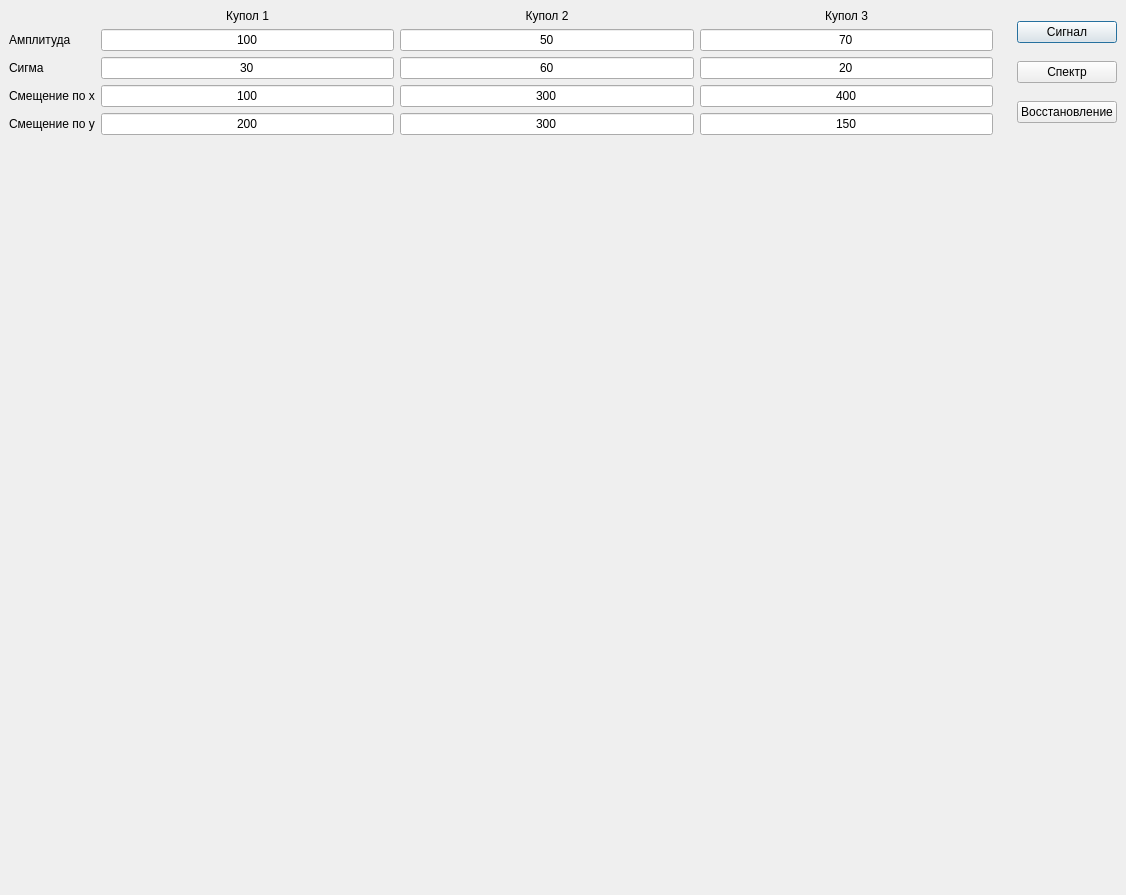
AkulinaLyudmila/Denoise_2D, file gui.ui: the form before one commit.
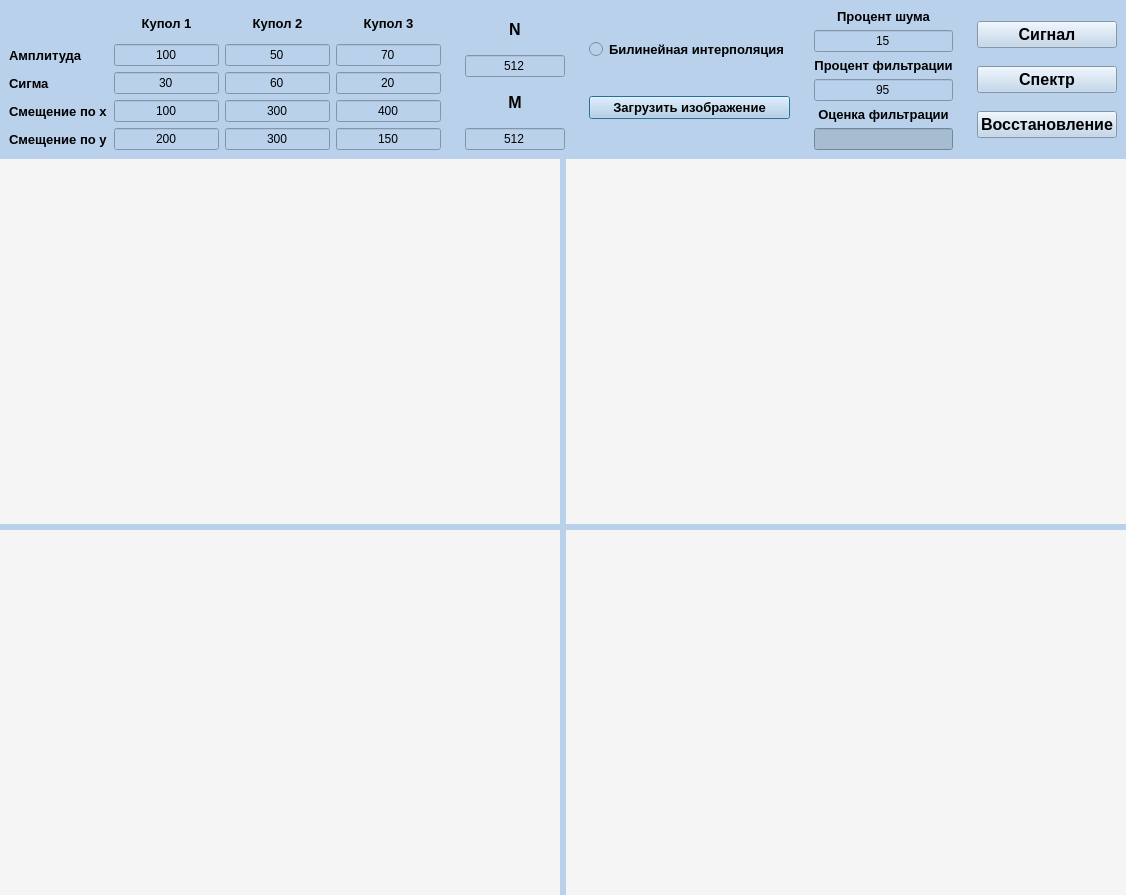
The form after the commit.

Commit message: Add_radioButtons, add_image_to_grayscale, change_design

The edit to the form file:
```diff
--- a/gui.ui
+++ b/gui.ui
@@ -1,7 +1,10 @@
 <?xml version="1.0" encoding="UTF-8"?>
 <ui version="4.0">
- <class>Dialog</class>
- <widget class="QDialog" name="Dialog">
+ <class>Dialog_Image_Denoise</class>
+ <widget class="QDialog" name="Dialog_Image_Denoise">
+  <property name="windowModality">
+   <enum>Qt::NonModal</enum>
+  </property>
   <property name="geometry">
    <rect>
     <x>0</x>
@@ -11,7 +14,7 @@
    </rect>
   </property>
   <property name="windowTitle">
-   <string>Dialog</string>
+   <string>Image_Denoise</string>
   </property>
   <layout class="QVBoxLayout" name="verticalLayout">
    <property name="spacing">
@@ -61,6 +64,9 @@
           <height>140</height>
          </size>
         </property>
+        <property name="styleSheet">
+         <string notr="true">background-color: rgb(185, 209, 234);</string>
+        </property>
         <layout class="QHBoxLayout" name="horizontalLayout">
          <property name="leftMargin">
           <number>0</number>
@@ -77,33 +83,60 @@
          <item>
           <widget class="QWidget" name="widget_dome_parameters" native="true">
            <layout class="QGridLayout" name="gridLayout_2">
+            <item row="4" column="3">
+             <widget class="QLineEdit" name="lineEdit_dome_bias_y_3">
+              <property name="text">
+               <string>150</string>
+              </property>
+              <property name="alignment">
+               <set>Qt::AlignCenter</set>
+              </property>
+             </widget>
+            </item>
+            <item row="2" column="3">
+             <widget class="QLineEdit" name="lineEdit_dome_sigma_3">
+              <property name="text">
+               <string>20</string>
+              </property>
+              <property name="alignment">
+               <set>Qt::AlignCenter</set>
+              </property>
+             </widget>
+            </item>
+            <item row="3" column="3">
+             <widget class="QLineEdit" name="lineEdit_dome_bias_x_3">
+              <property name="text">
+               <string>400</string>
+              </property>
+              <property name="alignment">
+               <set>Qt::AlignCenter</set>
+              </property>
+             </widget>
+            </item>
+            <item row="1" column="1">
+             <widget class="QLineEdit" name="lineEdit_dome_amplitude_1">
+              <property name="text">
+               <string>100</string>
+              </property>
+              <property name="alignment">
+               <set>Qt::AlignCenter</set>
+              </property>
+             </widget>
+            </item>
             <item row="2" column="0">
              <widget class="QLabel" name="label_text_sigma">
+              <property name="font">
+               <font>
+                <pointsize>10</pointsize>
+                <weight>75</weight>
+                <bold>true</bold>
+               </font>
+              </property>
               <property name="text">
                <string>Сигма</string>
               </property>
              </widget>
             </item>
-            <item row="1" column="2">
-             <widget class="QLineEdit" name="lineEdit_dome_amplitude_2">
-              <property name="text">
-               <string>50</string>
-              </property>
-              <property name="alignment">
-               <set>Qt::AlignCenter</set>
-              </property>
-             </widget>
-            </item>
-            <item row="2" column="2">
-             <widget class="QLineEdit" name="lineEdit_dome_sigma_2">
-              <property name="text">
-               <string>60</string>
-              </property>
-              <property name="alignment">
-               <set>Qt::AlignCenter</set>
-              </property>
-             </widget>
-            </item>
             <item row="3" column="2">
              <widget class="QLineEdit" name="lineEdit_dome_bias_x_2">
               <property name="text">
@@ -134,15 +167,35 @@
               </property>
              </widget>
             </item>
-            <item row="3" column="0">
-             <widget class="QLabel" name="label_text_bias_x">
+            <item row="2" column="2">
+             <widget class="QLineEdit" name="lineEdit_dome_sigma_2">
               <property name="text">
-               <string>Смещение по x</string>
+               <string>60</string>
+              </property>
+              <property name="alignment">
+               <set>Qt::AlignCenter</set>
+              </property>
+             </widget>
+            </item>
+            <item row="1" column="2">
+             <widget class="QLineEdit" name="lineEdit_dome_amplitude_2">
+              <property name="text">
+               <string>50</string>
+              </property>
+              <property name="alignment">
+               <set>Qt::AlignCenter</set>
               </property>
              </widget>
             </item>
             <item row="1" column="0">
              <widget class="QLabel" name="label_text_amplitude">
+              <property name="font">
+               <font>
+                <pointsize>10</pointsize>
+                <weight>75</weight>
+                <bold>true</bold>
+               </font>
+              </property>
               <property name="text">
                <string>Амплитуда</string>
               </property>
@@ -168,8 +221,29 @@
               </property>
              </widget>
             </item>
+            <item row="3" column="0">
+             <widget class="QLabel" name="label_text_bias_x">
+              <property name="font">
+               <font>
+                <pointsize>10</pointsize>
+                <weight>75</weight>
+                <bold>true</bold>
+               </font>
+              </property>
+              <property name="text">
+               <string>Смещение по x</string>
+              </property>
+             </widget>
+            </item>
             <item row="0" column="2">
              <widget class="QLabel" name="label_text_dome_2">
+              <property name="font">
+               <font>
+                <pointsize>10</pointsize>
+                <weight>75</weight>
+                <bold>true</bold>
+               </font>
+              </property>
               <property name="text">
                <string>Купол 2</string>
               </property>
@@ -178,8 +252,32 @@
               </property>
              </widget>
             </item>
+            <item row="0" column="3">
+             <widget class="QLabel" name="label_text_dome_3">
+              <property name="font">
+               <font>
+                <pointsize>10</pointsize>
+                <weight>75</weight>
+                <bold>true</bold>
+               </font>
+              </property>
+              <property name="text">
+               <string>Купол 3</string>
+              </property>
+              <property name="alignment">
+               <set>Qt::AlignCenter</set>
+              </property>
+             </widget>
+            </item>
             <item row="0" column="1">
              <widget class="QLabel" name="label_text_dome_1">
+              <property name="font">
+               <font>
+                <pointsize>10</pointsize>
+                <weight>75</weight>
+                <bold>true</bold>
+               </font>
+              </property>
               <property name="text">
                <string>Купол 1</string>
               </property>
@@ -190,21 +288,18 @@
             </item>
             <item row="4" column="0">
              <widget class="QLabel" name="label_text_bias_y">
+              <property name="font">
+               <font>
+                <pointsize>10</pointsize>
+                <weight>75</weight>
+                <bold>true</bold>
+               </font>
+              </property>
               <property name="text">
                <string>Смещение по y</string>
               </property>
              </widget>
             </item>
-            <item row="0" column="3">
-             <widget class="QLabel" name="label_text_dome_3">
-              <property name="text">
-               <string>Купол 3</string>
-              </property>
-              <property name="alignment">
-               <set>Qt::AlignCenter</set>
-              </property>
-             </widget>
-            </item>
             <item row="1" column="3">
              <widget class="QLineEdit" name="lineEdit_dome_amplitude_3">
               <property name="text">
@@ -215,40 +310,60 @@
               </property>
              </widget>
             </item>
-            <item row="2" column="3">
-             <widget class="QLineEdit" name="lineEdit_dome_sigma_3">
+           </layout>
+          </widget>
+         </item>
+         <item>
+          <widget class="QWidget" name="widget" native="true">
+           <layout class="QVBoxLayout" name="verticalLayout_3">
+            <item>
+             <widget class="QLabel" name="label_text_n">
+              <property name="font">
+               <font>
+                <pointsize>12</pointsize>
+                <weight>75</weight>
+                <bold>true</bold>
+               </font>
+              </property>
               <property name="text">
-               <string>20</string>
+               <string>N</string>
               </property>
               <property name="alignment">
                <set>Qt::AlignCenter</set>
               </property>
              </widget>
             </item>
-            <item row="3" column="3">
-             <widget class="QLineEdit" name="lineEdit_dome_bias_x_3">
+            <item>
+             <widget class="QLineEdit" name="lineEdit_n">
               <property name="text">
-               <string>400</string>
+               <string>512</string>
               </property>
               <property name="alignment">
                <set>Qt::AlignCenter</set>
               </property>
              </widget>
             </item>
-            <item row="4" column="3">
-             <widget class="QLineEdit" name="lineEdit_dome_bias_y_3">
+            <item>
+             <widget class="QLabel" name="label_text_m">
+              <property name="font">
+               <font>
+                <pointsize>12</pointsize>
+                <weight>75</weight>
+                <bold>true</bold>
+               </font>
+              </property>
               <property name="text">
-               <string>150</string>
+               <string>M</string>
               </property>
               <property name="alignment">
                <set>Qt::AlignCenter</set>
               </property>
              </widget>
             </item>
-            <item row="1" column="1">
-             <widget class="QLineEdit" name="lineEdit_dome_amplitude_1">
+            <item>
+             <widget class="QLineEdit" name="lineEdit_m">
               <property name="text">
-               <string>100</string>
+               <string>512</string>
               </property>
               <property name="alignment">
                <set>Qt::AlignCenter</set>
@@ -258,11 +373,148 @@
            </layout>
           </widget>
          </item>
+         <item>
+          <widget class="QWidget" name="widget_radio_buttons" native="true">
+           <layout class="QVBoxLayout" name="verticalLayout_5">
+            <item>
+             <widget class="QRadioButton" name="radioButton_binterpol">
+              <property name="font">
+               <font>
+                <pointsize>10</pointsize>
+                <weight>75</weight>
+                <bold>true</bold>
+               </font>
+              </property>
+              <property name="text">
+               <string>Билинейная интерполяция</string>
+              </property>
+             </widget>
+            </item>
+            <item>
+             <widget class="QPushButton" name="pushButton_image_download">
+              <property name="font">
+               <font>
+                <pointsize>10</pointsize>
+                <weight>75</weight>
+                <bold>true</bold>
+               </font>
+              </property>
+              <property name="text">
+               <string>Загрузить изображение</string>
+              </property>
+             </widget>
+            </item>
+           </layout>
+          </widget>
+         </item>
+         <item>
+          <widget class="QWidget" name="widget_2" native="true">
+           <layout class="QVBoxLayout" name="verticalLayout_4">
+            <item>
+             <widget class="QLabel" name="label">
+              <property name="font">
+               <font>
+                <pointsize>10</pointsize>
+                <weight>75</weight>
+                <bold>true</bold>
+               </font>
+              </property>
+              <property name="text">
+               <string>Процент шума</string>
+              </property>
+              <property name="alignment">
+               <set>Qt::AlignCenter</set>
+              </property>
+             </widget>
+            </item>
+            <item>
+             <widget class="QLineEdit" name="lineEdit_noise_procent">
+              <property name="text">
+               <string>15</string>
+              </property>
+              <property name="alignment">
+               <set>Qt::AlignCenter</set>
+              </property>
+             </widget>
+            </item>
+            <item>
+             <widget class="QLabel" name="label_2">
+              <property name="font">
+               <font>
+                <pointsize>10</pointsize>
+                <weight>75</weight>
+                <bold>true</bold>
+               </font>
+              </property>
+              <property name="text">
+               <string>Процент фильтрации</string>
+              </property>
+              <property name="alignment">
+               <set>Qt::AlignCenter</set>
+              </property>
+             </widget>
+            </item>
+            <item>
+             <widget class="QLineEdit" name="lineEdit_filter_procent">
+              <property name="text">
+               <string>95</string>
+              </property>
+              <property name="alignment">
+               <set>Qt::AlignCenter</set>
+              </property>
+             </widget>
+            </item>
+            <item>
+             <widget class="QLabel" name="label_3">
+              <property name="font">
+               <font>
+                <pointsize>10</pointsize>
+                <weight>75</weight>
+                <bold>true</bold>
+               </font>
+              </property>
+              <property name="text">
+               <string>Оценка фильтрации</string>
+              </property>
+              <property name="alignment">
+               <set>Qt::AlignCenter</set>
+              </property>
+             </widget>
+            </item>
+            <item>
+             <widget class="QLineEdit" name="lineEdit_ocenka">
+              <property name="styleSheet">
+               <string notr="true">background-color: rgb(166, 188, 209);</string>
+              </property>
+              <property name="inputMask">
+               <string/>
+              </property>
+              <property name="frame">
+               <bool>true</bool>
+              </property>
+              <property name="alignment">
+               <set>Qt::AlignCenter</set>
+              </property>
+              <property name="readOnly">
+               <bool>true</bool>
+              </property>
+             </widget>
+            </item>
+           </layout>
+          </widget>
+         </item>
          <item>
           <widget class="QWidget" name="widget_buttons_action" native="true">
            <layout class="QVBoxLayout" name="verticalLayout_2">
             <item>
              <widget class="QPushButton" name="pushButton_signal">
+              <property name="font">
+               <font>
+                <pointsize>12</pointsize>
+                <weight>75</weight>
+                <bold>true</bold>
+               </font>
+              </property>
               <property name="text">
                <string>Сигнал</string>
               </property>
@@ -270,6 +522,13 @@
             </item>
             <item>
              <widget class="QPushButton" name="pushButton_spectrum">
+              <property name="font">
+               <font>
+                <pointsize>12</pointsize>
+                <weight>75</weight>
+                <bold>true</bold>
+               </font>
+              </property>
               <property name="text">
                <string>Спектр</string>
               </property>
@@ -277,6 +536,13 @@
             </item>
             <item>
              <widget class="QPushButton" name="pushButton_recovery">
+              <property name="font">
+               <font>
+                <pointsize>12</pointsize>
+                <weight>75</weight>
+                <bold>true</bold>
+               </font>
+              </property>
               <property name="text">
                <string>Восстановление</string>
               </property>
@@ -290,6 +556,9 @@
       </item>
       <item>
        <widget class="QWidget" name="widget_main" native="true">
+        <property name="styleSheet">
+         <string notr="true">background-color: rgb(185, 209, 234);</string>
+        </property>
         <layout class="QGridLayout" name="gridLayout">
          <property name="leftMargin">
           <number>0</number>
@@ -308,6 +577,9 @@
          </property>
          <item row="0" column="0">
           <widget class="QWidget" name="widget_plot_1" native="true">
+           <property name="styleSheet">
+            <string notr="true">background-color: rgb(245, 245, 245);</string>
+           </property>
            <layout class="QVBoxLayout" name="layout_plot_1">
             <property name="spacing">
              <number>0</number>
@@ -329,6 +601,9 @@
          </item>
          <item row="0" column="1">
           <widget class="QWidget" name="widget_plot_4" native="true">
+           <property name="styleSheet">
+            <string notr="true">background-color: rgb(245, 245, 245);</string>
+           </property>
            <layout class="QVBoxLayout" name="layout_plot_4">
             <property name="spacing">
              <number>0</number>
@@ -350,6 +625,9 @@
          </item>
          <item row="1" column="0">
           <widget class="QWidget" name="widget_plot_2" native="true">
+           <property name="styleSheet">
+            <string notr="true">background-color: rgb(245, 245, 245);</string>
+           </property>
            <layout class="QVBoxLayout" name="layout_plot_2">
             <property name="spacing">
              <number>0</number>
@@ -371,6 +649,9 @@
          </item>
          <item row="1" column="1">
           <widget class="QWidget" name="widget_plot_3" native="true">
+           <property name="styleSheet">
+            <string notr="true">background-color: rgb(245, 245, 245);</string>
+           </property>
            <layout class="QVBoxLayout" name="layout_plot_3">
             <property name="spacing">
              <number>0</number>
```
The commit also changes 2 other files.
